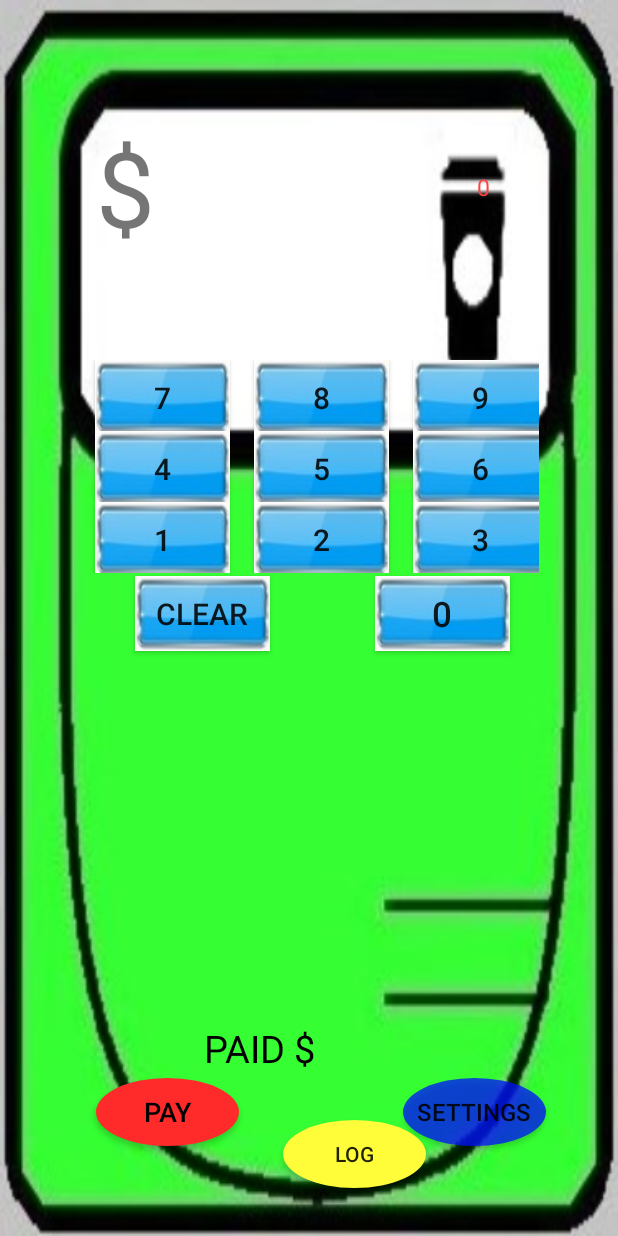
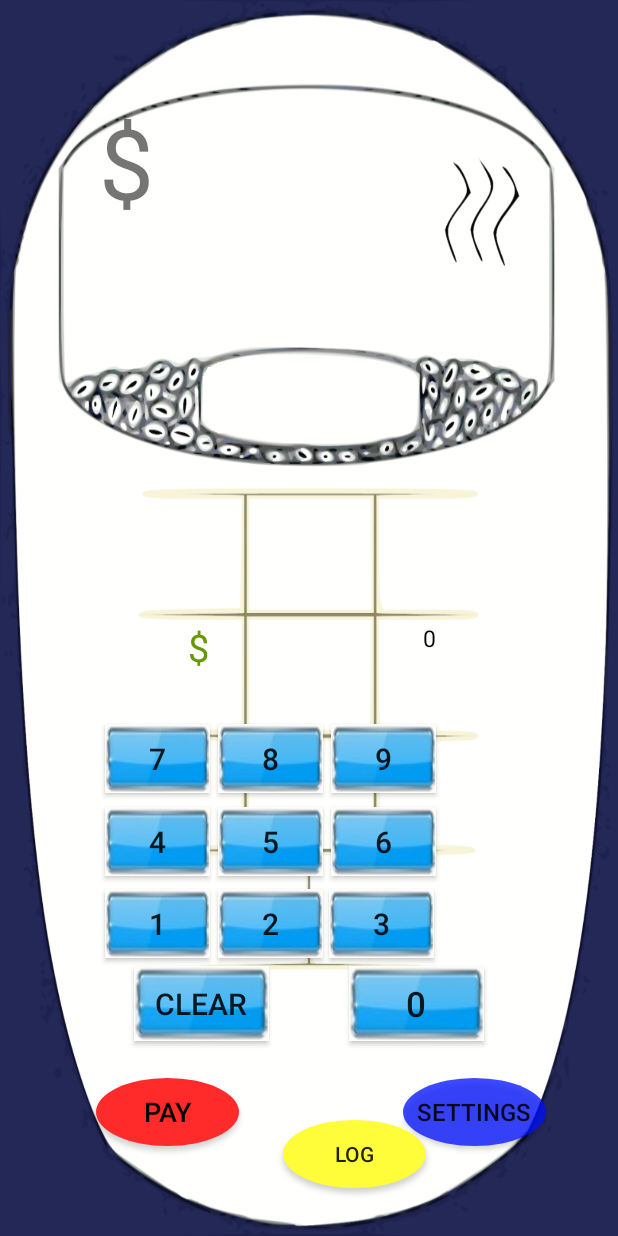
Before and after one commit to phakamanip/Coffee_App_V1.1, an Android app: the screen it shows after launch (MainActivity), on a phone screen of 412 x 824 dp. Run offline under Robolectric (Android 15) with nearby library versions, the phone set to English and light mode, and no system bars.

Commit message:
April 17 commit -added a new vectorized wallpaper and buttons.    -delete function needs attention(fixing it now)    -Text views(week, month and year) need proper iteration code

```diff
--- a/src/main/java/com/phakamanipega/count_my_coffee/DataBaseHelper.java
+++ b/src/main/java/com/phakamanipega/count_my_coffee/DataBaseHelper.java
@@ -16,13 +16,17 @@ public class DataBaseHelper extends SQLiteOpenHelper {
     public static final String COL1 = "ID";
     public static final String COL2 = "ITEM1";
     public static final String COL3 = "DATE";
+    public static final String COL4 = "ITEM2";
+    public static final String COL5 = "ITEM3";
 
-    public boolean addData(double price, String date ) {
+    public boolean addData(double price1, String date ) {
 
         SQLiteDatabase db = this.getWritableDatabase();
         ContentValues contentValues = new ContentValues();
-        contentValues.put(COL2, price);
+        contentValues.put(COL2, price1);
         contentValues.put(COL3, date);
+     //   contentValues.put(COL4, price);
+      //  contentValues.put(COL5,price);
         long result = db.insert(TABLE_NAME, null, contentValues);
 
         if (result == -1) {
@@ -35,8 +39,8 @@ public class DataBaseHelper extends SQLiteOpenHelper {
 
     @Override
     public void onCreate(SQLiteDatabase db) {
-        String createTable =
-      "CREATE TABLE " + TABLE_NAME + " (ID INTEGER PRIMARY KEY AUTOINCREMENT, " + "ITEM1 TEXT, DATE TEXT)";
+        String createTable =                                                                         //, ITEM2 TEXT, ITEM3 TEXT
+      "CREATE TABLE " + TABLE_NAME + " (ID INTEGER PRIMARY KEY AUTOINCREMENT, " + "ITEM1 TEXT, DATE TEXT                        )";
       db.execSQL(createTable);
 
     }
@@ -60,7 +64,7 @@ public class DataBaseHelper extends SQLiteOpenHelper {
     }
 
     public void deleteName(String name) {
-        SQLiteDatabase db = this.getWritableDatabase();
+        SQLiteDatabase db = this.getWritableDatabase();                        //COL3
         String query = "DELETE FROM " + TABLE_NAME + " WHERE " + COL2 + " = '" + name + "'";
 
         Log.d(TAG, "deleteName: query: " + query);
--- a/src/main/res/layout/activity_main.xml
+++ b/src/main/res/layout/activity_main.xml
@@ -5,7 +5,7 @@
     android:id="@+id/background"
     android:layout_width="match_parent"
     android:layout_height="match_parent"
-    android:background="@drawable/store_register10"
+    android:background="@drawable/coffee_calculator_vectorized"
     android:paddingTop="50dp"
     tools:context=".MainActivity"
     tools:layout_editor_absoluteY="81dp">
@@ -13,26 +13,27 @@
 
     <TextView
         android:id="@+id/textView3"
-        android:layout_width="42dp"
-        android:layout_height="85dp"
+        android:layout_width="36dp"
+        android:layout_height="111dp"
         android:layout_marginStart="4dp"
-        android:layout_marginTop="28dp"
+        android:layout_marginTop="14dp"
         android:layout_marginEnd="180dp"
         android:text="$"
-        android:textSize="70dp"
+        android:textSize="65dp"
         android:visibility="visible"
         app:layout_constraintEnd_toEndOf="parent"
         app:layout_constraintHorizontal_bias="0.324"
         app:layout_constraintStart_toStartOf="parent"
         app:layout_constraintTop_toTopOf="parent" />
 
+
     <TextView
 
         android:id="@+id/etNum1"
         android:layout_width="169dp"
         android:layout_height="82dp"
-        android:layout_marginTop="32dp"
-        android:layout_marginEnd="104dp"
+        android:layout_marginTop="15dp"
+        android:layout_marginEnd="110dp"
 
         android:inputType="numberDecimal"
         android:textAppearance="@style/TextAppearance.AppCompat.Headline"
@@ -45,11 +46,10 @@
         app:layout_constraintEnd_toEndOf="parent"
         app:layout_constraintTop_toTopOf="parent" />
 
-
     <EditText
         android:id="@+id/etNum2"
-        android:layout_width="304dp"
-        android:layout_height="61dp"
+        android:layout_width="27dp"
+        android:layout_height="34dp"
         android:layout_marginEnd="40dp"
         android:layout_marginBottom="152dp"
         android:ems="10"
@@ -62,283 +62,63 @@
 
     <TextView
         android:id="@+id/tvAnswer"
-        android:layout_width="81dp"
-        android:layout_height="42dp"
-        android:layout_marginEnd="56dp"
-        android:layout_marginBottom="108dp"
+        android:layout_width="95dp"
+        android:layout_height="39dp"
+        android:layout_marginEnd="125dp"
+        android:layout_marginBottom="375dp"
         android:fadingEdge="horizontal|vertical"
         android:freezesText="false"
         android:gravity="bottom"
         android:textAppearance="@style/TextAppearance.AppCompat.Headline"
         android:textColor="#f70202"
-        android:textSize="25sp"
+        android:textSize="18sp"
         android:visibility="visible"
         app:layout_constraintBottom_toBottomOf="parent"
         app:layout_constraintEnd_toEndOf="parent" />
+
+    "
+
 
     <TextView
         android:id="@+id/textView6"
         android:layout_width="38dp"
         android:layout_height="41dp"
-        android:layout_marginEnd="56dp"
-        android:layout_marginRight="56dp"
-        android:layout_marginTop="64dp"
+        android:layout_marginEnd="92dp"
+        android:layout_marginBottom="368dp"
         android:fadingEdge="none"
         android:text="0"
-        android:textColor="@android:color/holo_red_light"
+        android:textColor="@android:color/black"
         android:textSize="15sp"
         android:visibility="visible"
-        app:layout_constraintEnd_toEndOf="parent"
-        app:layout_constraintTop_toTopOf="parent" />"
-
-
-    <TextView
-        android:id="@+id/textView5"
-        android:layout_width="wrap_content"
-        android:layout_height="wrap_content"
-        android:layout_marginStart="136dp"
-        android:layout_marginBottom="108dp"
-        android:text="PAID $"
-        android:textAppearance="@style/TextAppearance.AppCompat.Medium.Inverse"
-        android:textColor="#000000"
-        android:textSize="25sp"
-        app:fontFamily="cursive"
         app:layout_constraintBottom_toBottomOf="parent"
-        app:layout_constraintStart_toStartOf="parent"
-        tools:layout_marginBottom="110dp" />
-
-    <ImageView
-        android:id="@+id/doughnut"
-        android:layout_width="93dp"
-        android:layout_height="125dp"
-        android:layout_marginBottom="152dp"
-        android:layout_marginEnd="8dp"
-        android:layout_marginRight="8dp"
-        android:background="#0044e12c"
-        android:visibility="invisible"
-        app:layout_constraintBottom_toBottomOf="parent"
-        app:layout_constraintEnd_toEndOf="parent"
-        app:srcCompat="@drawable/doughnuts3" />
-
-    <ImageView
-        android:id="@+id/waterbottle"
-        android:layout_width="86dp"
-        android:layout_height="134dp"
-        android:layout_marginBottom="8dp"
-        android:layout_marginEnd="8dp"
-        android:layout_marginLeft="8dp"
-        android:layout_marginRight="8dp"
-        android:layout_marginStart="8dp"
-        android:layout_marginTop="8dp"
-        android:background="#0044e12c"
-        android:visibility="invisible"
-        app:layout_constraintBottom_toBottomOf="parent"
-        app:layout_constraintEnd_toEndOf="parent"
-        app:layout_constraintHorizontal_bias="0.943"
-        app:layout_constraintStart_toStartOf="parent"
-        app:layout_constraintTop_toTopOf="parent"
-        app:layout_constraintVertical_bias="0.542"
-        app:srcCompat="@drawable/waterbottle" />
-
-
-    <LinearLayout
-        android:id="@+id/linearLayout4-6"
-        android:layout_width="312dp"
-        android:layout_height="47dp"
-        android:layout_marginEnd="30dp"
-        android:layout_marginLeft="24dp"
-        android:layout_marginRight="30dp"
-        android:layout_marginStart="24dp"
-        android:orientation="horizontal"
-        app:layout_constraintEnd_toEndOf="parent"
-        app:layout_constraintHorizontal_bias="0.508"
-        app:layout_constraintStart_toStartOf="parent"
-        app:layout_constraintTop_toBottomOf="@+id/linearLayout7-9"
-        tools:ignore="MissingConstraints">
-
-
-        <Button
-            android:id="@+id/button4"
-            android:layout_width="90dp"
-            android:layout_height="50dp"
-            android:layout_marginBottom="152dp"
-            android:layout_marginLeft="16dp"
-            android:layout_marginStart="16dp"
-            android:background="@drawable/bluebutton1"
-            android:text="4"
-            android:textSize="20dp" />
-
-
-        <Button
-            android:id="@+id/button5"
-            android:layout_width="90dp"
-            android:layout_height="50dp"
-            android:layout_marginBottom="152dp"
-            android:layout_marginLeft="16dp"
-            android:layout_marginStart="16dp"
-            android:background="@drawable/bluebutton1"
-            android:text="5"
-            android:textSize="20dp"
-            android:visibility="visible" />
-
-        <Button
-            android:id="@+id/button6"
-            android:layout_width="90dp"
-            android:layout_height="50dp"
-            android:layout_marginBottom="152dp"
-            android:layout_marginLeft="16dp"
-            android:layout_marginStart="16dp"
-            android:background="@drawable/bluebutton1"
-            android:text="6"
-            android:textSize="20dp" />
-
-
-    </LinearLayout>
-
+        app:layout_constraintEnd_toEndOf="parent" />
 
     <Button
         android:id="@+id/button0"
         android:layout_width="90dp"
         android:layout_height="50dp"
-        android:layout_marginEnd="72dp"
-        android:layout_marginRight="72dp"
-        android:layout_marginTop="2dp"
+        android:layout_marginEnd="89dp"
+        android:layout_marginBottom="130dp"
         android:background="@drawable/bluebutton1"
         android:text="0"
         android:textSize="23dp"
         android:visibility="visible"
-        app:layout_constraintEnd_toEndOf="parent"
-        app:layout_constraintTop_toBottomOf="@+id/linearLayout1-3" />
+        app:layout_constraintBottom_toBottomOf="parent"
+        app:layout_constraintEnd_toEndOf="parent" />
 
     <Button
         android:id="@+id/button11"
         android:layout_width="90dp"
         android:layout_height="50dp"
-        android:layout_marginLeft="90dp"
-        android:layout_marginStart="90dp"
-        android:layout_marginTop="2dp"
+        android:layout_marginStart="89dp"
+        android:layout_marginBottom="130dp"
         android:background="@drawable/bluebutton1"
         android:text="Clear"
         android:textSize="20dp"
-        app:layout_constraintStart_toStartOf="parent"
-        app:layout_constraintTop_toBottomOf="@+id/linearLayout1-3" />
+        app:layout_constraintBottom_toBottomOf="parent"
+        app:layout_constraintStart_toStartOf="parent" />
 
-
-    <LinearLayout
-        android:id="@+id/linearLayout1-3"
-        android:layout_width="312dp"
-        android:layout_height="47dp"
-        android:layout_marginBottom="120dp"
-        android:layout_marginEnd="30dp"
-        android:layout_marginLeft="24dp"
-        android:layout_marginRight="30dp"
-        android:layout_marginStart="24dp"
-        android:orientation="horizontal"
-        app:layout_constraintBottom_toBottomOf="parent"
-        app:layout_constraintEnd_toEndOf="parent"
-        app:layout_constraintStart_toStartOf="parent"
-        app:layout_constraintTop_toBottomOf="@+id/linearLayout4-6"
-        app:layout_constraintVertical_bias="0.0"
-        tools:ignore="MissingConstraints">
-
-
-        <Button
-            android:id="@+id/button1"
-            android:layout_width="90dp"
-            android:layout_height="50dp"
-            android:layout_marginBottom="152dp"
-            android:layout_marginLeft="16dp"
-            android:layout_marginStart="16dp"
-            android:background="@drawable/bluebutton1"
-            android:text="1"
-            android:textSize="20dp"
-            app:layout_constraintBottom_toBottomOf="parent"
-            app:layout_constraintStart_toEndOf="@+id/button0" />
-
-        <Button
-            android:id="@+id/button2"
-            android:layout_width="90dp"
-            android:layout_height="50dp"
-            android:layout_marginBottom="152dp"
-            android:layout_marginLeft="16dp"
-            android:layout_marginStart="16dp"
-            android:background="@drawable/bluebutton1"
-            android:text="2"
-            android:textSize="20dp"
-            app:layout_constraintBottom_toBottomOf="parent"
-            app:layout_constraintStart_toStartOf="parent" />
-
-        <Button
-            android:id="@+id/button3"
-            android:layout_width="90dp"
-            android:layout_height="50dp"
-            android:layout_marginBottom="152dp"
-            android:layout_marginLeft="16dp"
-            android:layout_marginStart="16dp"
-            android:background="@drawable/bluebutton1"
-            android:text="3"
-            android:textSize="20dp"
-            app:layout_constraintBottom_toBottomOf="parent" />
-
-
-    </LinearLayout>
-
-    <LinearLayout
-        android:id="@+id/linearLayout7-9"
-        android:layout_width="312dp"
-        android:layout_height="47dp"
-        android:layout_marginEnd="30dp"
-        android:layout_marginLeft="24dp"
-        android:layout_marginRight="30dp"
-        android:layout_marginStart="24dp"
-        android:layout_marginTop="190dp"
-        android:orientation="horizontal"
-        app:layout_constraintEnd_toEndOf="parent"
-        app:layout_constraintHorizontal_bias="0.508"
-        app:layout_constraintStart_toStartOf="parent"
-        app:layout_constraintTop_toTopOf="parent">
-
-
-        <Button
-            android:id="@+id/button7"
-            android:layout_width="90dp"
-            android:layout_height="50dp"
-            android:layout_marginBottom="152dp"
-            android:layout_marginLeft="16dp"
-            android:layout_marginStart="16dp"
-            android:background="@drawable/bluebutton1"
-            android:text="7"
-            android:textSize="20dp"
-            app:layout_constraintBottom_toBottomOf="parent" />
-
-        <Button
-            android:id="@+id/button8"
-            android:layout_width="90dp"
-            android:layout_height="50dp"
-            android:layout_marginBottom="152dp"
-            android:layout_marginLeft="16dp"
-            android:layout_marginStart="16dp"
-            android:background="@drawable/bluebutton1"
-            android:text="8"
-            android:textSize="20dp"
-            app:layout_constraintBottom_toBottomOf="parent" />
-
-        <Button
-            android:id="@+id/button9"
-            android:layout_width="90dp"
-            android:layout_height="50dp"
-            android:layout_marginBottom="152dp"
-            android:layout_marginLeft="16dp"
-            android:layout_marginStart="16dp"
-            android:background="@drawable/bluebutton1"
-            android:text="9"
-            android:textSize="20dp"
-            app:layout_constraintBottom_toBottomOf="parent" />
-
-
-    </LinearLayout>
-
-   <!-- <LinearLayout
+    <!-- <LinearLayout
         android:id="@+id/functions"
         android:layout_width="298dp"
         android:layout_height="93dp"
@@ -356,9 +136,9 @@
         android:id="@+id/btnAdd"
         android:layout_width="95dp"
         android:layout_height="45dp"
+        android:layout_marginStart="64dp"
+        android:layout_marginLeft="64dp"
         android:layout_marginBottom="60dp"
-        android:layout_marginLeft="64dp"
-        android:layout_marginStart="64dp"
         android:layout_weight="1"
         android:background="@drawable/rounded_button_red"
         android:text="PAY"
@@ -372,9 +152,9 @@
         android:id="@+id/logpage"
         android:layout_width="95dp"
         android:layout_height="45dp"
-        android:layout_marginBottom="32dp"
         android:layout_marginEnd="128dp"
         android:layout_marginRight="128dp"
+        android:layout_marginBottom="32dp"
         android:layout_weight="1"
         android:background="@drawable/rounded_button_yellow"
         android:text="log"
@@ -397,6 +177,127 @@
         app:layout_constraintBottom_toBottomOf="parent"
         app:layout_constraintEnd_toEndOf="parent" />
 
+    <Button
+        android:id="@+id/button3"
+        android:layout_width="70dp"
+        android:layout_height="46dp"
+        android:layout_marginStart="4dp"
+        android:layout_marginBottom="185dp"
+        android:background="@drawable/bluebutton1"
+        android:text="3"
+        android:textSize="20dp"
+        app:layout_constraintBottom_toBottomOf="parent"
+        app:layout_constraintStart_toEndOf="@+id/button2" />
+
+    <Button
+        android:id="@+id/button2"
+        android:layout_width="70dp"
+        android:layout_height="46dp"
+        android:layout_marginStart="5dp"
+        android:layout_marginBottom="185dp"
+        android:background="@drawable/bluebutton1"
+        android:text="2"
+        android:textSize="20dp"
+        app:layout_constraintBottom_toBottomOf="parent"
+        app:layout_constraintStart_toEndOf="@+id/button1" />
+
+    <Button
+        android:id="@+id/button1"
+        android:layout_width="70dp"
+        android:layout_height="46dp"
+        android:layout_marginStart="70dp"
+        android:layout_marginBottom="185dp"
+        android:background="@drawable/bluebutton1"
+        android:text="1"
+        android:textSize="20dp"
+        app:layout_constraintBottom_toBottomOf="parent"
+        app:layout_constraintStart_toStartOf="parent" />
+
+    <Button
+        android:id="@+id/button4"
+        android:layout_width="70dp"
+        android:layout_height="46dp"
+        android:layout_marginStart="70dp"
+        android:layout_marginBottom="240dp"
+        android:background="@drawable/bluebutton1"
+        android:text="4"
+        android:textSize="20dp"
+        app:layout_constraintBottom_toBottomOf="parent"
+        app:layout_constraintStart_toStartOf="parent" />
+
+    <Button
+        android:id="@+id/button5"
+        android:layout_width="70dp"
+        android:layout_height="46dp"
+        android:layout_marginStart="5dp"
+        android:layout_marginBottom="240dp"
+        android:background="@drawable/bluebutton1"
+        android:text="5"
+        android:textSize="20dp"
+        android:visibility="visible"
+        app:layout_constraintBottom_toBottomOf="parent"
+        app:layout_constraintStart_toEndOf="@+id/button4" />
+
+    <Button
+        android:id="@+id/button6"
+        android:layout_width="70dp"
+        android:layout_height="46dp"
+        android:layout_marginStart="5dp"
+        android:layout_marginBottom="240dp"
+        android:background="@drawable/bluebutton1"
+        android:text="6"
+        android:textSize="20dp"
+        app:layout_constraintBottom_toBottomOf="parent"
+        app:layout_constraintStart_toEndOf="@+id/button5" />
+
+    <Button
+        android:id="@+id/button7"
+        android:layout_width="70dp"
+        android:layout_height="46dp"
+        android:layout_marginStart="70dp"
+        android:layout_marginBottom="295dp"
+        android:background="@drawable/bluebutton1"
+        android:text="7"
+        android:textSize="20dp"
+        app:layout_constraintBottom_toBottomOf="parent"
+        app:layout_constraintStart_toStartOf="parent" />
+
+    <Button
+        android:id="@+id/button9"
+        android:layout_width="70dp"
+        android:layout_height="46dp"
+        android:layout_marginStart="5dp"
+        android:layout_marginBottom="295dp"
+        android:background="@drawable/bluebutton1"
+        android:text="9"
+        android:textSize="20dp"
+        app:layout_constraintBottom_toBottomOf="parent"
+        app:layout_constraintStart_toEndOf="@+id/button8" />
+
+    <Button
+        android:id="@+id/button8"
+        android:layout_width="70dp"
+        android:layout_height="46dp"
+        android:layout_marginStart="5dp"
+        android:layout_marginBottom="295dp"
+        android:background="@drawable/bluebutton1"
+        android:text="8"
+        android:textSize="20dp"
+        app:layout_constraintBottom_toBottomOf="parent"
+        app:layout_constraintStart_toEndOf="@+id/button7" />
+
+    <TextView
+        android:id="@+id/textView4"
+        android:layout_width="wrap_content"
+        android:layout_height="wrap_content"
+        android:layout_marginEnd="6dp"
+        android:layout_marginBottom="375dp"
+        android:text="$"
+        android:textColor="@android:color/holo_green_dark"
+        android:textSize="25sp"
+        app:layout_constraintBottom_toBottomOf="parent"
+        app:layout_constraintEnd_toStartOf="@+id/button8" />
+
     <!--  </LinearLayout> -->
 
 
```
Also changed, not shown: src/main/java/com/phakamanipega/count_my_coffee/SecondActivity.java (+0 -22 lines), src/main/res/drawable/coffee_calculator2.jpg (added), src/main/res/drawable/coffee_calculator_vectorized.png (added).
